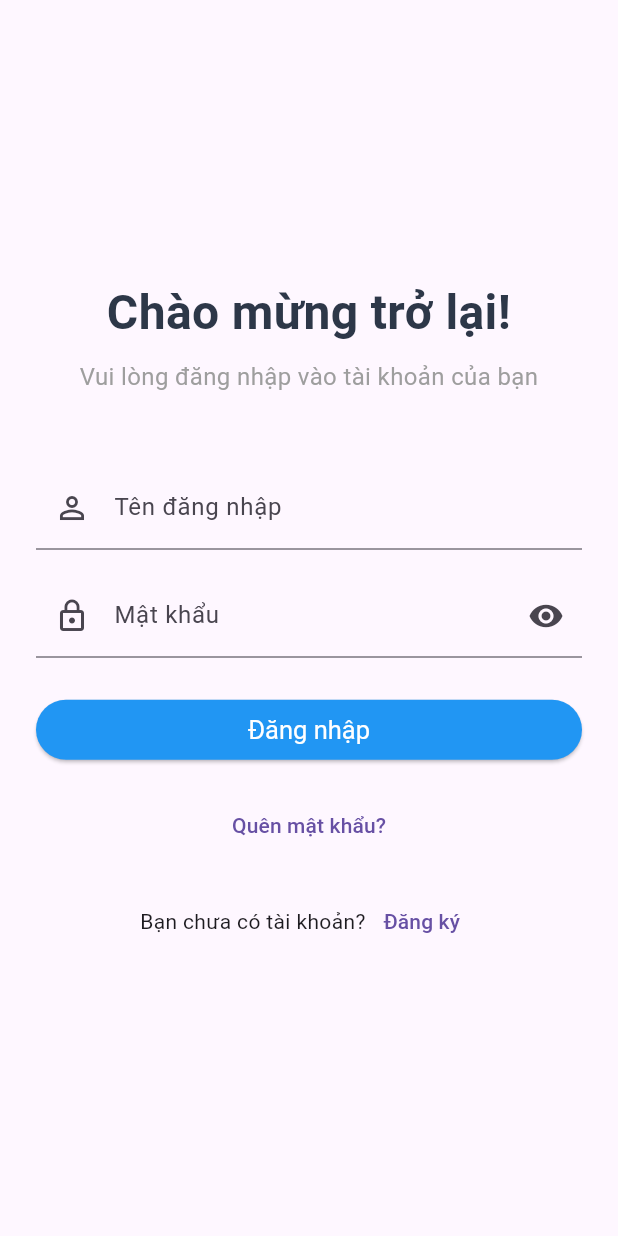
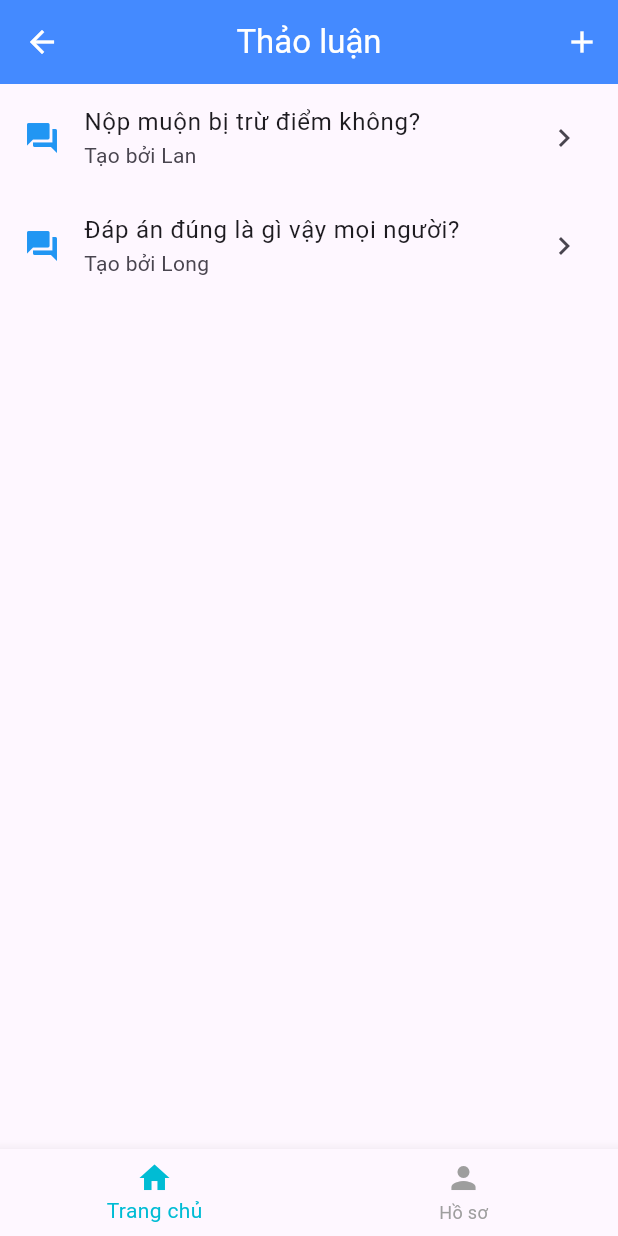
Before and after one commit to MinhAnh-IT/EduQuest_UI, a Flutter app: the screen it shows after launch, on a phone screen of 412 x 824 dp. Run offline on Flutter 3.47's test engine with Material 3 defaults, Android fonts, the phone set to English and light mode, and no system bars; our stand-ins replace another_flushbar, awesome_dialog, dio, flutter_secure_storage, google_fonts, image_picker and 1 more; accounts and stored records are empty.

Commit message:
impl discussion page

```diff
--- a/lib/app.dart
+++ b/lib/app.dart
@@ -1,5 +1,8 @@
 import 'package:edu_quest/feature/Profile/providers/profile_provider.dart';
 import 'package:edu_quest/feature/Profile/screens/profile_screen.dart';
+import 'package:edu_quest/feature/discussion/providers/discussion_provider.dart';
+import 'package:edu_quest/feature/discussion/screens/discusion_list_screen.dart';
+import 'package:edu_quest/feature/discussion/services/discussion_service.dart';
 import 'package:flutter/material.dart';
 import 'package:provider/provider.dart';
 import '../../../feature/quiz/providers/quiz_provider.dart';
@@ -31,6 +34,7 @@ class MyApp extends StatelessWidget {
         ChangeNotifierProvider(create: (_) => AuthProvider(prefs)),
         ChangeNotifierProvider(create: (_) => ThemeProvider(prefs)),
         ChangeNotifierProvider(create: (_) => QuizProvider()),
+        ChangeNotifierProvider(create: (_) => DiscussionProvider(api: DiscussionApiService())),
         ChangeNotifierProvider(create: (_) => ResultProvider()),
         ChangeNotifierProvider(create: (_) => ProfileProvider()),
         ChangeNotifierProvider(create: (_) => ClassProvider()),
@@ -43,7 +47,7 @@ class MyApp extends StatelessWidget {
             title: AppConstants.appName,
             debugShowCheckedModeBanner: false,
             theme: ThemeData.light(),
-            initialRoute: '/login',
+            initialRoute: '/discussion',
             onGenerateRoute: (settings) {
               if (settings.name == '/otp-verification') {
                 final args = settings.arguments as Map<String, dynamic>;
@@ -62,7 +66,10 @@ class MyApp extends StatelessWidget {
               '/login': (context) => const LoginScreen(),
               '/register': (context) => const StudentRegistrationScreen(),
               '/student-details': (context) => const StudentDetailsScreen(),
+
               '/quiz': (context) => const ExamScreen(),
+              '/discussion': (context) =>
+                  const DiscussionListScreen(exerciseId: 101,),
               '/result': (context) {
                 final args = ModalRoute.of(context)!.settings.arguments
                     as Map<String, dynamic>;
--- a/lib/core/network/api_client.dart
+++ b/lib/core/network/api_client.dart
@@ -20,7 +20,7 @@ class ApiClient {
       if (token != null) {
         headers['Authorization'] = 'Bearer $token';
       } else {
-        print('Không lấy được token hợp lệ');
+
       }
     }
 
--- a/lib/feature/Profile/screens/profile_edit_screen.dart
+++ b/lib/feature/Profile/screens/profile_edit_screen.dart
@@ -147,7 +147,7 @@ class _ProfileEditScreenState extends State<ProfileEditScreen> {
                                 ? Image.file(_selectedImage!, fit: BoxFit.cover)
                                 : profile.avatarUrl != null
                                 ? Image.network(
-                              'http://192.168.1.15:8080${profile.avatarUrl}',
+                              'http://localhost:8080${profile.avatarUrl}',
                               fit: BoxFit.cover,
                               errorBuilder: (context, error, stackTrace) => Container(
                                 color: Colors.grey[200],
--- a/lib/feature/Profile/screens/profile_screen.dart
+++ b/lib/feature/Profile/screens/profile_screen.dart
@@ -95,7 +95,7 @@ class _ProfileScreenState extends State<ProfileScreen> {
                     child: ClipOval(
                       child: profile.avatarUrl != null
                           ? Image.network(
-                        'http://192.168.1.2:8080${profile.avatarUrl}',
+                        'http://localhost:8080${profile.avatarUrl}',
                         fit: BoxFit.cover,
                         errorBuilder: (context, error, stackTrace) => Container(
                           color: Colors.grey[200],
--- /dev/null
+++ b/lib/feature/discussion/models/discussion_model.dart
@@ -0,0 +1,35 @@
+class Discussion {
+  final String id;
+  final int exerciseId;
+  final String title;
+  final String authorName;
+  final DateTime createdAt;
+
+  Discussion({
+    required this.id,
+    required this.exerciseId,
+    required this.title,
+    required this.authorName,
+    required this.createdAt,
+  });
+}
+
+class DiscussionComment {
+  final String id;
+  final String discussionId;
+  final String authorName;
+  final String avatarUrl;
+  final String content;
+  final DateTime createdAt;
+  final int votes;
+
+  DiscussionComment({
+    required this.id,
+    required this.discussionId,
+    required this.authorName,
+    required this.avatarUrl,
+    required this.content,
+    required this.createdAt,
+    required this.votes,
+  });
+}
--- /dev/null
+++ b/lib/feature/discussion/screens/discusion_list_screen.dart
@@ -0,0 +1,125 @@
+import 'package:edu_quest/feature/discussion/providers/discussion_provider.dart';
+import 'package:edu_quest/feature/discussion/screens/discussion_comment_screen.dart';
+import 'package:edu_quest/shared/widgets/bottom_navigation_bar.dart';
+import 'package:edu_quest/shared/widgets/custom_app_bar.dart';
+import 'package:flutter/material.dart';
+import 'package:provider/provider.dart';
+
+class DiscussionListScreen extends StatefulWidget {
+  final int exerciseId;
+  const DiscussionListScreen({Key? key, required this.exerciseId})
+      : super(key: key);
+
+  @override
+  State<DiscussionListScreen> createState() => _DiscussionListScreenState();
+}
+
+class _DiscussionListScreenState extends State<DiscussionListScreen> {
+  int _currentIndex = 0;
+
+  @override
+  void initState() {
+    super.initState();
+    WidgetsBinding.instance.addPostFrameCallback((_) {
+      Provider.of<DiscussionProvider>(context, listen: false)
+          .loadDiscussionsByExercise(widget.exerciseId);
+    });
+  }
+
+  @override
+  Widget build(BuildContext context) {
+    return Scaffold(
+      appBar: CustomAppBar(
+        title: "Thảo luận",
+        foregroundColor: Colors.white,
+        centerTitle: true,
+        backgroundColor: Colors.blueAccent,
+        leading: IconButton(
+          icon: const Icon(Icons.arrow_back),
+          onPressed: () => Navigator.of(context).maybePop(),
+        ),
+        actions: [
+          IconButton(
+            icon: const Icon(Icons.add),
+            tooltip: "Tạo thảo luận mới",
+            onPressed: () => _showCreateDiscussionDialog(context),
+          ),
+        ],
+      ),
+      body: Consumer<DiscussionProvider>(
+        builder: (context, provider, _) {
+          if (provider.loading) {
+            return const Center(child: CircularProgressIndicator());
+          }
+          if (provider.discussions.isEmpty) {
+            return const Center(
+                child: Text("Chưa có thảo luận nào cho bài tập này!"));
+          }
+          return ListView.builder(
+            itemCount: provider.discussions.length,
+            itemBuilder: (ctx, i) {
+              final d = provider.discussions[i];
+              return ListTile(
+                leading: const Icon(Icons.forum, color: Colors.blue),
+                title: Text(d.title),
+                subtitle: Text('Tạo bởi ${d.authorName}'),
+                trailing: const Icon(Icons.chevron_right),
+                onTap: () async {
+                  await provider.loadComments(d.id);
+                  if (!mounted) return;
+                  Navigator.push(
+                    context,
+                    MaterialPageRoute(
+                      builder: (ctx) => DiscussionCommentScreen(discussion: d),
+                    ),
+                  );
+                },
+              );
+            },
+          );
+        },
+      ),
+      bottomNavigationBar: BottomNavigationBarWidget(
+        currentIndex: _currentIndex,
+        onTap: (index) {
+          setState(() {
+            _currentIndex = index;
+          });
+        },
+      ),
+    );
+  }
+
+  void _showCreateDiscussionDialog(BuildContext context) {
+    final TextEditingController _titleController = TextEditingController();
+    showDialog(
+      context: context,
+      builder: (ctx) => AlertDialog(
+        title: const Text('Tạo thảo luận mới'),
+        content: TextField(
+          controller: _titleController,
+          autofocus: true,
+          decoration: const InputDecoration(
+            hintText: 'Nhập tiêu đề thảo luận...',
+          ),
+        ),
+        actions: [
+          TextButton(
+            onPressed: () => Navigator.of(ctx).pop(),
+            child: const Text('Hủy'),
+          ),
+          ElevatedButton(
+            onPressed: () async {
+              final title = _titleController.text.trim();
+              if (title.isEmpty) return;
+              await Provider.of<DiscussionProvider>(context, listen: false)
+                  .addDiscussion(widget.exerciseId, title, "Bạn");
+              Navigator.of(ctx).pop();
+            },
+            child: const Text('Tạo'),
+          ),
+        ],
+      ),
+    );
+  }
+}
--- /dev/null
+++ b/lib/feature/discussion/services/discussion_service.dart
@@ -0,0 +1,55 @@
+import 'package:edu_quest/feature/discussion/models/discussion_model.dart';
+
+class DiscussionApiService {
+  final _mockDiscussions = [
+    Discussion(
+      id: "1",
+      exerciseId: 101,
+      title: "Nộp muộn bị trừ điểm không?",
+      authorName: "Lan",
+      createdAt: DateTime.now().subtract(const Duration(minutes: 10)),
+    ),
+    Discussion(
+      id: "2",
+      exerciseId: 101,
+      title: "Đáp án đúng là gì vậy mọi người?",
+      authorName: "Long",
+      createdAt: DateTime.now().subtract(const Duration(minutes: 20)),
+    ),
+  ];
+
+  final _mockComments = [
+    DiscussionComment(
+      id: "c1",
+      discussionId: "1",
+      authorName: "Lan",
+      avatarUrl: "https://i.pravatar.cc/40?img=2",
+      content: "Mình nghĩ nộp muộn bị trừ 10% điểm.",
+      createdAt: DateTime.now().subtract(const Duration(minutes: 2)),
+      votes: 1,
+    ),
+    DiscussionComment(
+      id: "c2",
+      discussionId: "1",
+      authorName: "Bạn",
+      avatarUrl: "https://i.pravatar.cc/40?img=3",
+      content: "Cảm ơn bạn nhé!",
+      createdAt: DateTime.now().subtract(const Duration(minutes: 1)),
+      votes: 0,
+    ),
+  ];
+
+  Future<List<Discussion>> fetchDiscussionsByExercise(int exerciseId) async {
+    await Future.delayed(const Duration(milliseconds: 300));
+    return _mockDiscussions.where((d) => d.exerciseId == exerciseId).toList();
+  }
+
+  Future<List<DiscussionComment>> fetchComments(String discussionId) async {
+    await Future.delayed(const Duration(milliseconds: 180));
+    return _mockComments.where((c) => c.discussionId == discussionId).toList();
+  }
+
+  Future<void> postComment(String discussionId, String content) async {
+    await Future.delayed(const Duration(milliseconds: 120));
+  }
+}
--- a/lib/feature/result/providers/result_provider.dart
+++ b/lib/feature/result/providers/result_provider.dart
@@ -18,10 +18,8 @@ class ResultProvider extends ChangeNotifier {
     } catch (e) {
       result = null;
 
-      // Gỡ bỏ "Exception: " tiền tố nếu có
       final errorMessage = e.toString().replaceFirst('Exception: ', '');
 
-      // Nếu thông điệp trùng với thông điệp trong StatusCode, ưu tiên dùng trực tiếp
       if (StatusCode.values.any((code) => code.message == errorMessage)) {
         error = errorMessage;
       } else {
--- a/lib/main.dart
+++ b/lib/main.dart
@@ -11,8 +11,6 @@ void main() async {
 
     runApp(MyApp(prefs: prefs));
   } catch (e) {
-    print('Error initializing app: $e');
-    // Fallback initialization
     final prefs = await SharedPreferences.getInstance();
     runApp(MyApp(prefs: prefs));
   }
--- a/lib/shared/widgets/app_bar_main.dart
+++ b/lib/shared/widgets/app_bar_main.dart
@@ -15,7 +15,6 @@ class MyAppBar extends StatelessWidget implements PreferredSizeWidget {
         PopupMenuButton<String>(
           icon: const Icon(Icons.more_vert),
           onSelected: (value) {
-            // Xử lý theo lựa chọn
           },
           itemBuilder: (context) => [
             const PopupMenuItem(value: 'option1', child: Text('Tùy chọn 1')),
--- a/lib/shared/widgets/custom_app_bar.dart
+++ b/lib/shared/widgets/custom_app_bar.dart
@@ -3,6 +3,7 @@ import 'package:flutter/material.dart';
 class CustomAppBar extends StatelessWidget implements PreferredSizeWidget {
   final String title;
   final List<Widget>? actions;
+  final Widget? leading; // Sửa: Widget? leading
   final Color? backgroundColor;
   final Color? foregroundColor;
   final bool centerTitle;
@@ -13,6 +14,7 @@ class CustomAppBar extends StatelessWidget implements PreferredSizeWidget {
     Key? key,
     required this.title,
     this.actions,
+    this.leading, // Sửa: thêm this.leading
     this.backgroundColor,
     this.foregroundColor,
     this.centerTitle = true,
@@ -28,6 +30,7 @@ class CustomAppBar extends StatelessWidget implements PreferredSizeWidget {
       backgroundColor: backgroundColor ?? Colors.blueAccent,
       foregroundColor: foregroundColor ?? Colors.white,
       elevation: elevation,
+      leading: leading,
       actions: actions,
       bottom: bottom,
     );
--- a/pubspec.yaml
+++ b/pubspec.yaml
@@ -39,6 +39,7 @@ dependencies:
   provider: ^6.0.5
   shared_preferences: ^2.2.2
   http: ^1.1.2
+  stomp_dart_client: ^0.4.4
   intl: ^0.18.1
   image_picker: ^1.0.4
   awesome_dialog: ^3.2.0
```
Also changed, not shown: lib/core/network/token_manager.dart (+0 -11 lines), lib/feature/auth/screens/otp_verification_screen.dart (+3 -8 lines), lib/feature/discussion/providers/discussion_comment_provider.dart (added, +102 -0 lines), lib/feature/discussion/providers/discussion_provider.dart (added, +62 -0 lines), lib/feature/discussion/screens/comment_bubble_screen.dart (added, +61 -0 lines), lib/feature/discussion/screens/discussion_comment_screen.dart (added, +82 -0 lines), pubspec.lock, 1 other file.
